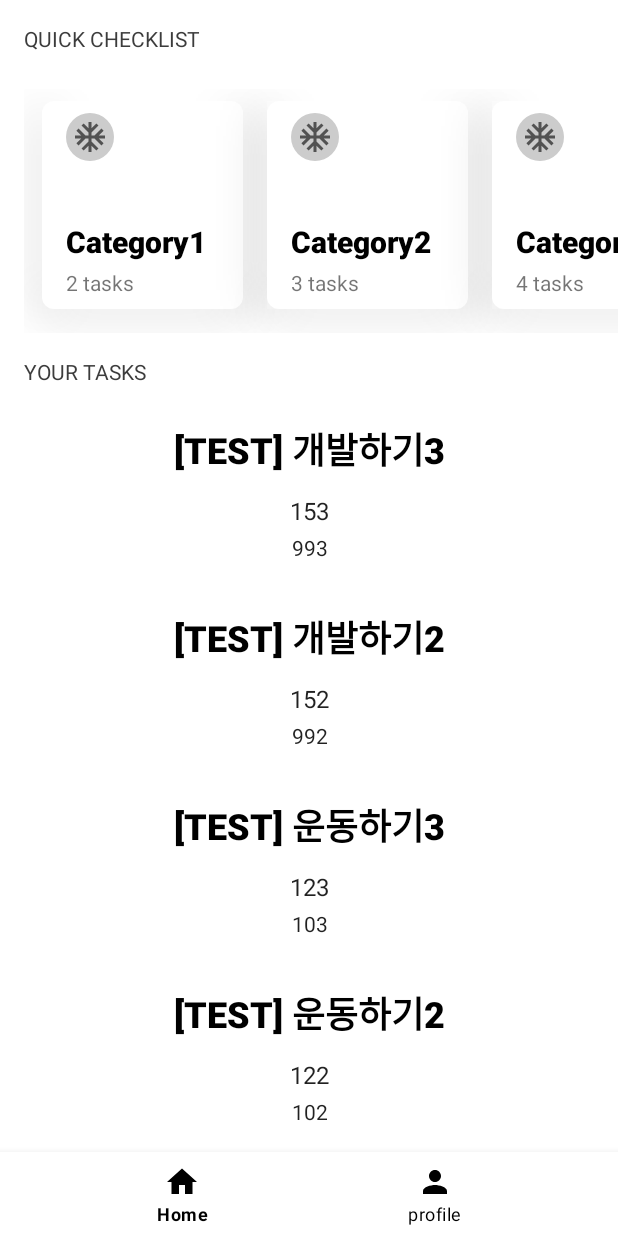
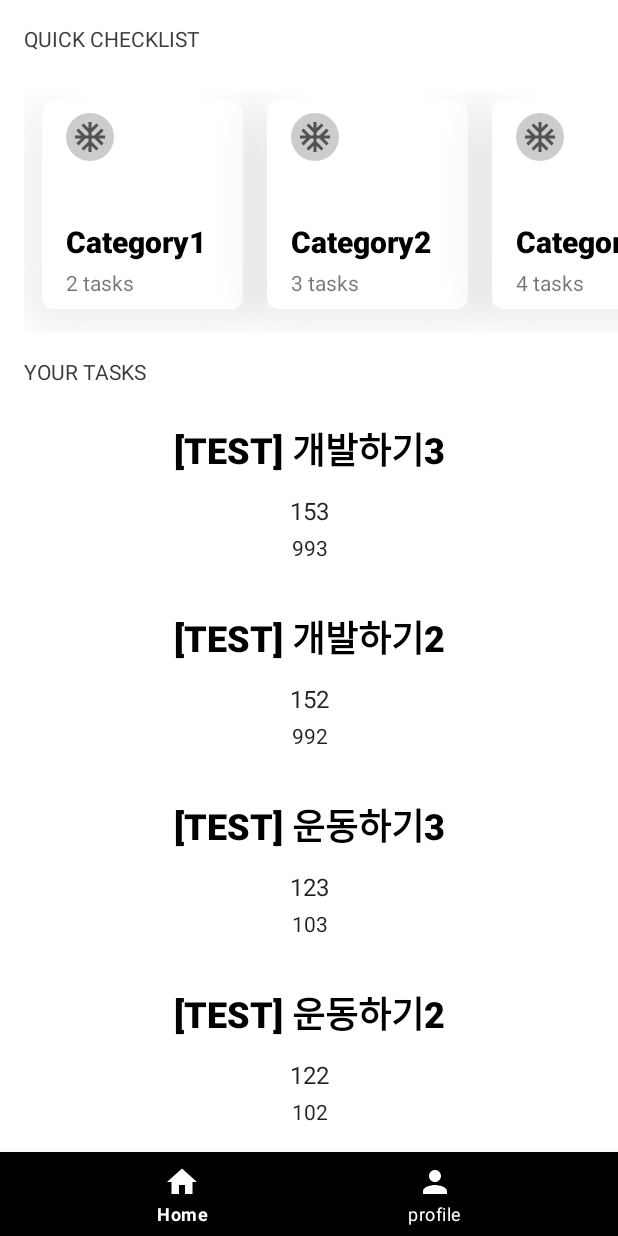
Before and after one commit to SSong-develop/ToDoReminder, an Android app: the screen it shows after launch (HomeActivity), on a phone screen of 412 x 824 dp. Run offline under Robolectric (Android 15) with nearby library versions, the light colour scheme and no system bars; our stand-ins replace Dagger/Hilt's generated code, Room's generated code, data binding; libraries missing offline, so code that uses them is left out: androidx.hilt.work; 5 statements that could not run were skipped.

Commit message:
re packaging

```diff
--- a/app/src/main/res/layout/fragment_frame.xml
+++ b/app/src/main/res/layout/fragment_frame.xml
@@ -29,8 +29,11 @@
             android:layout_width="match_parent"
             android:layout_height="wrap_content"
             app:menu="@menu/bottom_nav"
-            app:itemIconTint="@color/black"
-            app:itemTextColor="@color/black"
+            app:itemIconTint="@color/white"
+            app:itemTextColor="@color/white"
+            android:background="@color/bottom_nav_backgrond_color"
+            android:backgroundTint="@color/bottom_nav_backgrond_color"
+            android:backgroundTintMode="src_in"
             app:layout_constraintStart_toStartOf="parent"
             app:layout_constraintEnd_toEndOf="parent"
             app:layout_constraintBottom_toBottomOf="parent" />
--- a/app/src/main/res/values/colors.xml
+++ b/app/src/main/res/values/colors.xml
@@ -10,6 +10,7 @@
 
     <color name="home_app_bar_color">#D3D6FD</color>
     <color name="home_colapsing_tool_bar_color">#AAB7F9</color>
+    <color name="bottom_nav_backgrond_color">#000000</color>
 
     <color name="home_fragment_category_title_color">#3c3c3c</color>
 </resources>
```
